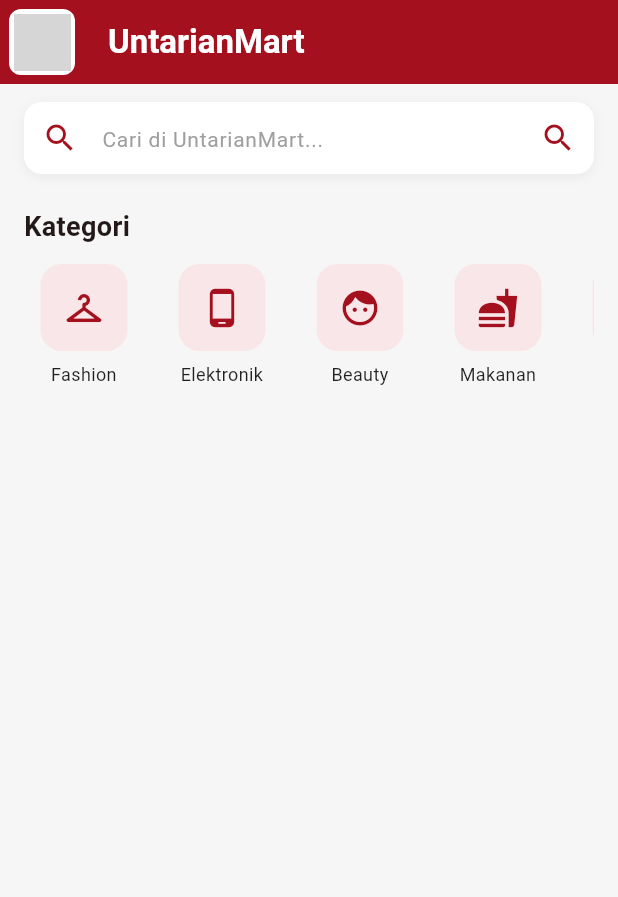
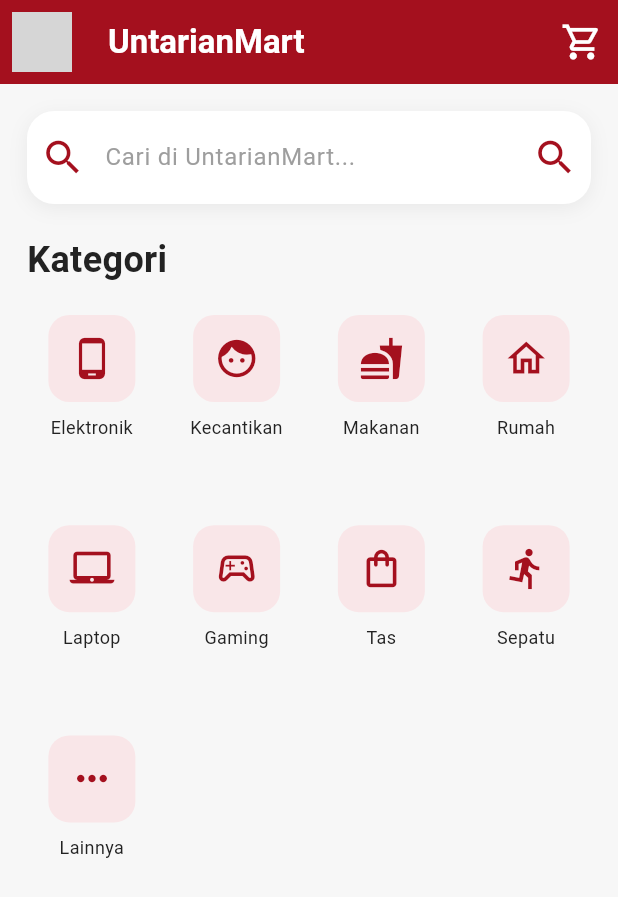
Before and after one commit to CherylNataniaTan/UTS_MobileProgramming_Tokopedia, a Flutter app: the screen it shows after launch, on a phone screen of 412 x 824 dp. Shown: the top 897 px of the screen. Run offline on Flutter 3.47's test engine with Material 3 defaults, Android fonts, the phone set to English and light mode, and no system bars; grey boxes are pictures that could not be loaded.

Commit message:
mengubah tampilan agar lebih rapih

```diff
--- a/lib/main.dart
+++ b/lib/main.dart
@@ -16,7 +16,6 @@
       debugShowCheckedModeBanner: false,
       title: 'UntarianMart',
 
-      // Tema menggunakan warna merah dari logo
       theme: ThemeData(
         colorScheme: ColorScheme.fromSeed(
           seedColor: const Color(0xFFA4101E),
@@ -35,24 +34,17 @@
   @override
   Widget build(BuildContext context) {
     return Scaffold(
-      backgroundColor: const Color(0xFFF6F6F6),
+      backgroundColor: const Color(0xFFF7F7F7),
 
       appBar: AppBar(
         backgroundColor: const Color(0xFFA4101E),
+        elevation: 0,
 
-        // Logo UntarianMart
         leading: Padding(
-          padding: const EdgeInsets.all(6),
-          child: Container(
-            decoration: BoxDecoration(
-              color: Colors.white,
-              borderRadius: BorderRadius.circular(8),
-            ),
-            padding: const EdgeInsets.all(3),
-            child: Image.asset(
-              'assets/logo.png',
-              fit: BoxFit.contain,
-            ),
+          padding: const EdgeInsets.all(8),
+          child: Image.asset(
+            'assets/logo.png',
+            fit: BoxFit.contain,
           ),
         ),
 
@@ -60,17 +52,30 @@
           'UntarianMart',
           style: TextStyle(
             color: Colors.white,
+            fontSize: 22,
             fontWeight: FontWeight.bold,
           ),
         ),
+
+        actions: [
+          IconButton(
+            onPressed: () {},
+            icon: const Icon(
+              Icons.shopping_cart_outlined,
+              color: Colors.white,
+              size: 28,
+            ),
+          ),
+        ],
       ),
 
       body: const SingleChildScrollView(
         child: Column(
-          crossAxisAlignment: CrossAxisAlignment.start,
+          crossAxisAlignment:
+              CrossAxisAlignment.start,
           children: [
             SearchWidget(),
-            SizedBox(height: 10),
+
             CategoryWidget(),
           ],
         ),
--- a/lib/widget/category_widget.dart
+++ b/lib/widget/category_widget.dart
@@ -5,16 +5,12 @@
 
   static const List<Map<String, dynamic>> categories = [
     {
-      'icon': Icons.checkroom,
-      'name': 'Fashion',
-    },
-    {
       'icon': Icons.phone_android,
       'name': 'Elektronik',
     },
     {
       'icon': Icons.face,
-      'name': 'Beauty',
+      'name': 'Kecantikan',
     },
     {
       'icon': Icons.fastfood,
@@ -46,10 +42,15 @@
     },
   ];
 
-  void categoryClicked(BuildContext context, String categoryName) {
+  void categoryClicked(
+    BuildContext context,
+    String categoryName,
+  ) {
     ScaffoldMessenger.of(context).showSnackBar(
       SnackBar(
-        content: Text('Kamu memilih kategori $categoryName'),
+        content: Text(
+          'Kamu memilih kategori $categoryName',
+        ),
         duration: const Duration(seconds: 1),
       ),
     );
@@ -58,25 +59,36 @@
   @override
   Widget build(BuildContext context) {
     return Container(
-      margin: const EdgeInsets.symmetric(horizontal: 16),
+      margin: const EdgeInsets.symmetric(
+        horizontal: 18,
+      ),
       child: Column(
         crossAxisAlignment: CrossAxisAlignment.start,
         children: [
           const Text(
             'Kategori',
             style: TextStyle(
-              fontSize: 18,
+              fontSize: 24,
               fontWeight: FontWeight.bold,
+              color: Color(0xFF222222),
             ),
           ),
 
-          const SizedBox(height: 12),
+          const SizedBox(height: 20),
 
-          SizedBox(
-            height: 100,
-            child: ListView.builder(
-              scrollDirection: Axis.horizontal,
+          GridView.builder(
+            shrinkWrap: true,
+            physics: const NeverScrollableScrollPhysics(),
             itemCount: categories.length,
+
+            gridDelegate:
+                const SliverGridDelegateWithFixedCrossAxisCount(
+              crossAxisCount: 4,
+              crossAxisSpacing: 10,
+              mainAxisSpacing: 20,
+              childAspectRatio: 0.72,
+            ),
+
             itemBuilder: (context, index) {
               final category = categories[index];
 
@@ -88,43 +100,42 @@
                     category['name'],
                   );
                 },
-                  child: Container(
-                    width: 80,
-                    margin: const EdgeInsets.only(right: 12),
+
                 child: Column(
+                  mainAxisSize: MainAxisSize.min,
                   children: [
                     Container(
                       width: 58,
                       height: 58,
                       decoration: BoxDecoration(
-                            // Merah muda sebagai background icon
                         color: const Color(0xFFF9E6E8),
-                            borderRadius: BorderRadius.circular(14),
+                        borderRadius:
+                            BorderRadius.circular(14),
                       ),
+
                       child: Icon(
                         category['icon'],
-                            // Merah sesuai logo
                         color: const Color(0xFFA4101E),
-                            size: 28,
+                        size: 30,
                       ),
                     ),
 
-                        const SizedBox(height: 7),
+                    const SizedBox(height: 8),
 
                     Text(
                       category['name'],
                       textAlign: TextAlign.center,
+                      maxLines: 1,
+                      overflow: TextOverflow.ellipsis,
                       style: const TextStyle(
                         fontSize: 12,
-                            color: Colors.black87,
+                        color: Color(0xFF222222),
                       ),
                     ),
                   ],
                 ),
-                  ),
               );
             },
-            ),
           ),
         ],
       ),
--- a/lib/widget/search_widget.dart
+++ b/lib/widget/search_widget.dart
@@ -8,7 +8,8 @@
 }
 
 class _SearchWidgetState extends State<SearchWidget> {
-  final TextEditingController searchController = TextEditingController();
+  final TextEditingController searchController =
+      TextEditingController();
 
   void searchProduct() {
     String keyword = searchController.text.trim();
@@ -16,7 +17,9 @@
     if (keyword.isEmpty) {
       ScaffoldMessenger.of(context).showSnackBar(
         const SnackBar(
-          content: Text('Masukkan produk yang ingin dicari'),
+          content: Text(
+            'Masukkan produk yang ingin dicari',
+          ),
           duration: Duration(seconds: 1),
         ),
       );
@@ -40,39 +43,46 @@
   @override
   Widget build(BuildContext context) {
     return Container(
-      margin: const EdgeInsets.symmetric(
-        horizontal: 16,
-        vertical: 12,
+      margin: const EdgeInsets.fromLTRB(
+        18,
+        18,
+        18,
+        20,
       ),
-      height: 48,
+      height: 62,
+
       decoration: BoxDecoration(
         color: Colors.white,
-        borderRadius: BorderRadius.circular(12),
+        borderRadius: BorderRadius.circular(18),
         boxShadow: [
           BoxShadow(
-            color: Colors.grey.withOpacity(0.15),
-            blurRadius: 6,
-            offset: const Offset(0, 2),
+            color: Colors.black.withOpacity(0.06),
+            blurRadius: 10,
+            offset: const Offset(0, 3),
           ),
         ],
       ),
+
       child: TextField(
         controller: searchController,
         textInputAction: TextInputAction.search,
+
         onSubmitted: (_) {
           searchProduct();
         },
+
         decoration: InputDecoration(
           hintText: 'Cari di UntarianMart...',
+
           hintStyle: const TextStyle(
             color: Colors.grey,
-            fontSize: 14,
+            fontSize: 16,
           ),
 
-          // Warna merah logo
           prefixIcon: const Icon(
             Icons.search,
             color: Color(0xFFA4101E),
+            size: 30,
           ),
 
           suffixIcon: IconButton(
@@ -80,12 +90,15 @@
             icon: const Icon(
               Icons.search,
               color: Color(0xFFA4101E),
+              size: 30,
             ),
           ),
 
           border: InputBorder.none,
-          contentPadding: const EdgeInsets.symmetric(
-            vertical: 14,
+
+          contentPadding:
+              const EdgeInsets.symmetric(
+            vertical: 19,
           ),
         ),
       ),
```
Lines whose indentation alone changed are shown as unchanged.
